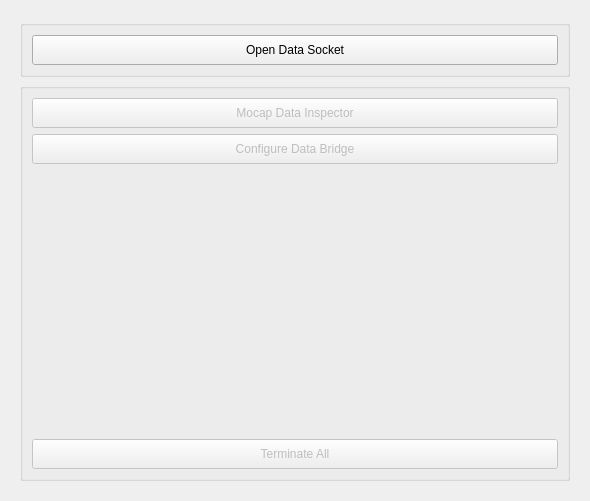
The window that mocap_manager.ui (YevheniiKovryzhenko/KGroundControl) describes before a commit, drawn with Qt 5.
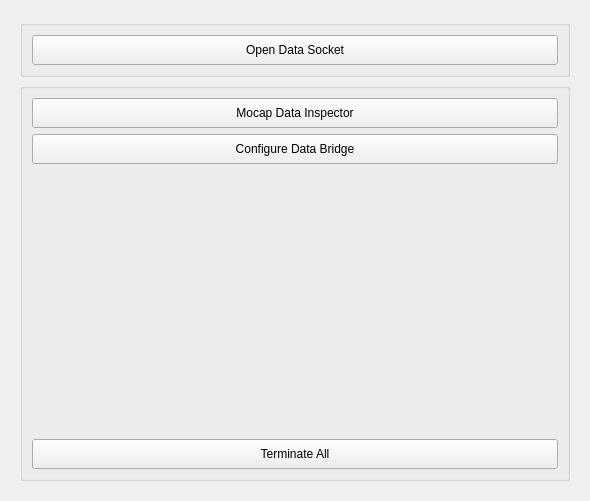
The same window after the commit.

The edit to the form file:
```diff
--- a/mocap_manager.ui
+++ b/mocap_manager.ui
@@ -70,7 +70,7 @@
        <item>
         <widget class="QGroupBox" name="groupBox_active">
          <property name="enabled">
-          <bool>false</bool>
+          <bool>true</bool>
          </property>
          <property name="minimumSize">
           <size>
```
